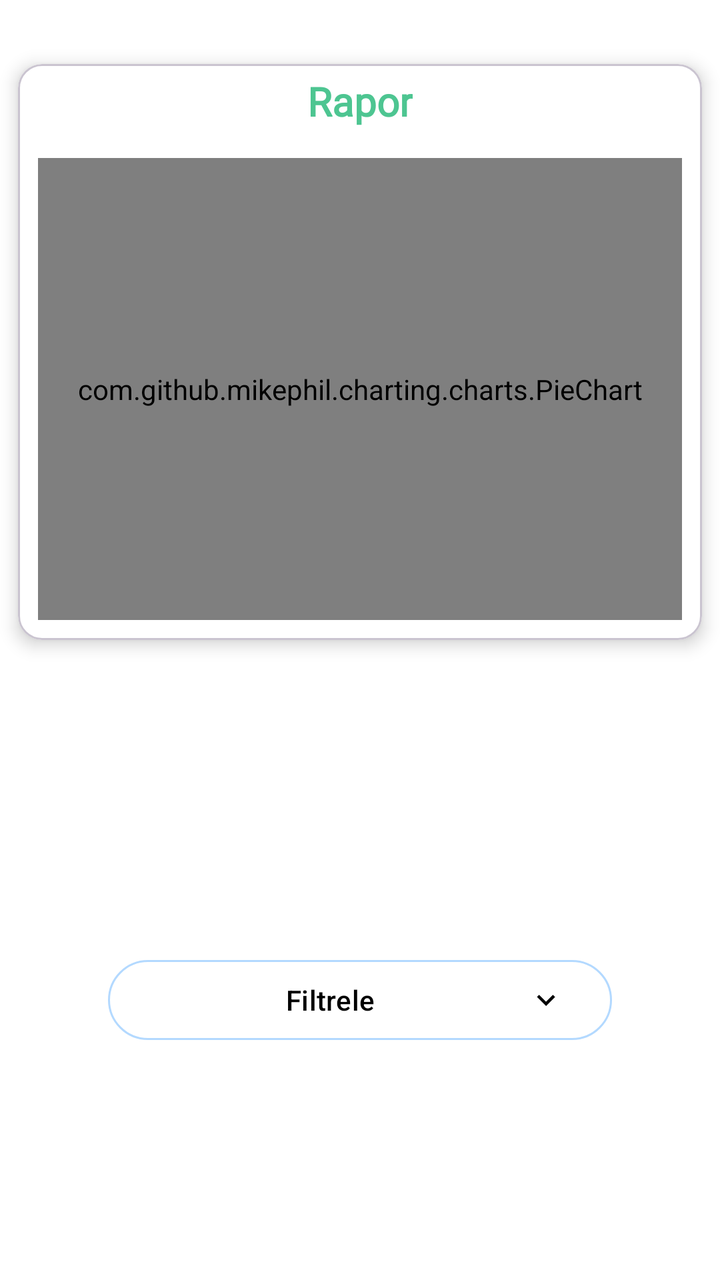
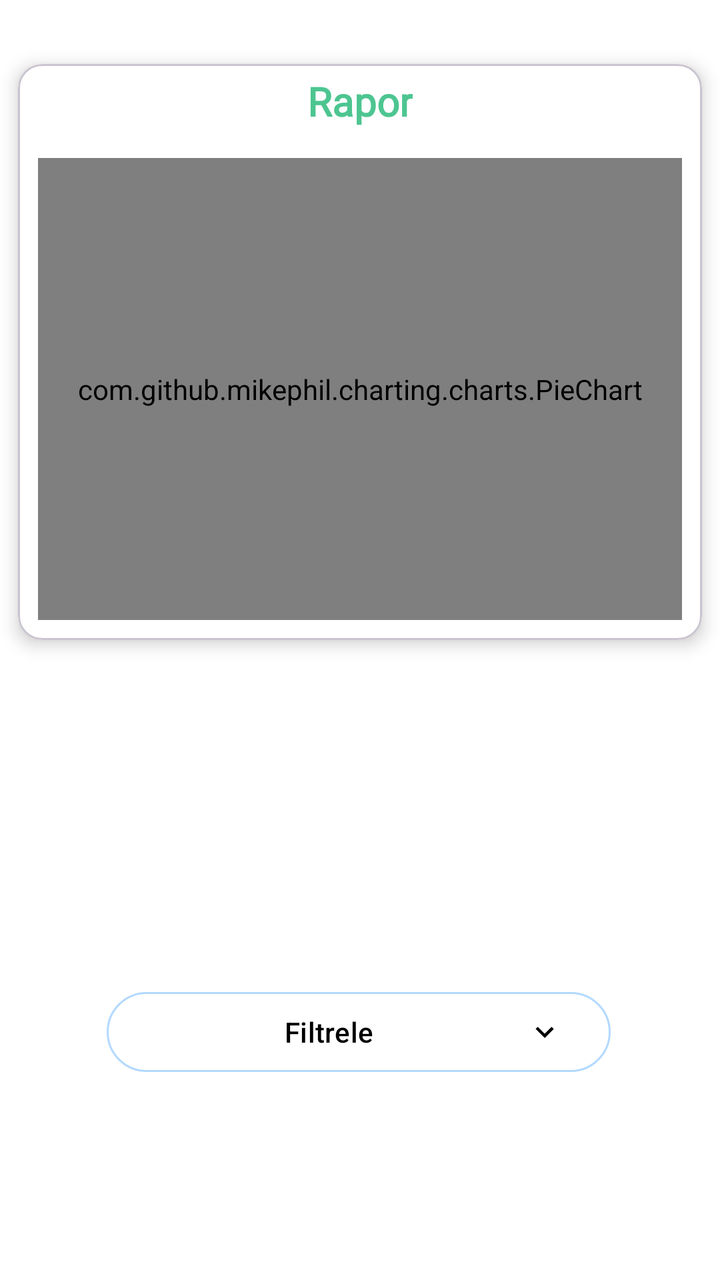

An Android layout rendered at two revisions. The XML below is the earlier revision; the diff shows what the commit changed to produce the second picture.
<!-- AndroidManifest.xml: application theme Theme.DesignExample -->
<!-- res/layout/fragment_birinci.xml -->
<?xml version="1.0" encoding="utf-8"?>
<androidx.constraintlayout.widget.ConstraintLayout xmlns:android="http://schemas.android.com/apk/res/android"
    xmlns:app="http://schemas.android.com/apk/res-auto"
    xmlns:tools="http://schemas.android.com/tools"
    android:layout_width="match_parent"
    android:layout_height="match_parent"
    android:background="@color/white"
    tools:context=".design.birinciFragment">


    <com.google.android.material.card.MaterialCardView
        android:layout_width="0dp"
        android:layout_height="0dp"
        android:layout_marginTop="32dp"
        android:background="@drawable/card_view_gradient"
        android:backgroundTint="@color/white"
        app:cardElevation="5dp"
        app:layout_constraintEnd_toEndOf="parent"
        app:layout_constraintHeight_percent="0.45"
        app:layout_constraintStart_toStartOf="parent"
        app:layout_constraintTop_toTopOf="parent"
        app:layout_constraintWidth_percent="0.95">

        <androidx.constraintlayout.widget.ConstraintLayout
            android:layout_width="match_parent"
            android:layout_height="match_parent">

            <TextView
                android:id="@+id/textView2"
                android:layout_width="wrap_content"
                android:layout_height="wrap_content"
                android:fontFamily="@font/plus_jakarta_sans"
                android:text="Rapor"
                android:textColor="@color/green"
                android:textSize="20sp"
                android:textStyle="bold"
                app:layout_constraintEnd_toEndOf="parent"
                app:layout_constraintStart_toStartOf="parent"
                app:layout_constraintTop_toTopOf="parent"
                android:padding="5dp"/>

            <com.github.mikephil.charting.charts.PieChart
                android:id="@+id/pieChart"
                android:layout_width="match_parent"
                android:layout_height="0dp"
                android:layout_margin="10dp"
                app:layout_constraintBottom_toBottomOf="parent"
                app:layout_constraintEnd_toEndOf="parent"
                app:layout_constraintHorizontal_bias="0.498"
                app:layout_constraintStart_toStartOf="parent"
                app:layout_constraintTop_toBottomOf="@+id/textView2" />

        </androidx.constraintlayout.widget.ConstraintLayout>


    </com.google.android.material.card.MaterialCardView>

    <Button
        android:id="@+id/YilBottomSheetButon"
        style="@style/Widget.Material3.Button.OutlinedButton.Icon"
        android:layout_width="0dp"
        android:layout_height="wrap_content"
        android:layout_marginBottom="116dp"
        android:text="Filtrele"
        android:textColor="@color/black"
        app:icon="@drawable/dropdown_icon"
        app:iconGravity="end"
        app:iconTint="@color/black"
        app:layout_constraintBottom_toBottomOf="parent"
        app:layout_constraintEnd_toEndOf="parent"
        app:layout_constraintStart_toStartOf="parent"
        app:layout_constraintWidth_percent="0.7"
        app:rippleColor="#E9FFBF"
        app:strokeColor="#B3D9FF" />
</androidx.constraintlayout.widget.ConstraintLayout>
<!-- resources referenced by this layout -->
<resources>
  <color name="black">#FF000000</color>
  <color name="green">#4DC591</color>
  <color name="white">#FFFFFFFF</color>
  <!-- drawable card_view_gradient (drawable) -->
  <?xml version="1.0" encoding="utf-8"?>
  <shape xmlns:android="http://schemas.android.com/apk/res/android"
      android:shape="rectangle">
  
      <gradient
          android:startColor="#B3D9FF"
          android:centerColor="#FFFFFF"
          android:endColor="#E9FFBF"
          android:gradientRadius="0dp"
          android:angle="135"
          android:type="linear"
          android:centerX="0.5"
          android:centerY="0.3" />
  
  
  
  
  </shape>
  <!-- drawable dropdown_icon (drawable) -->
  <vector xmlns:android="http://schemas.android.com/apk/res/android" android:height="24dp" android:tint="#9DC778" android:viewportHeight="24" android:viewportWidth="24" android:width="24dp">
        
      <path android:fillColor="@android:color/white" android:pathData="M7.41,8.59L12,13.17l4.59,-4.58L18,10l-6,6 -6,-6 1.41,-1.41z"/>
      
  </vector>
  <style name="Theme.DesignExample" parent="Base.Theme.DesignExample" />
  <style name="Base.Theme.DesignExample" parent="Theme.Material3.DayNight.NoActionBar">
          
          
          <item name="android:statusBarColor">@color/black</item>
      </style>
</resources>

<!-- the commit's change to res/layout/fragment_birinci.xml (unified diff, before → after) -->
@@ -9,6 +9,7 @@
 
 
     <com.google.android.material.card.MaterialCardView
+        android:id="@+id/materialCardView2"
         android:layout_width="0dp"
         android:layout_height="0dp"
         android:layout_marginTop="32dp"
@@ -30,14 +31,14 @@
                 android:layout_width="wrap_content"
                 android:layout_height="wrap_content"
                 android:fontFamily="@font/plus_jakarta_sans"
+                android:padding="5dp"
                 android:text="Rapor"
                 android:textColor="@color/green"
                 android:textSize="20sp"
                 android:textStyle="bold"
                 app:layout_constraintEnd_toEndOf="parent"
                 app:layout_constraintStart_toStartOf="parent"
-                app:layout_constraintTop_toTopOf="parent"
-                android:padding="5dp"/>
+                app:layout_constraintTop_toTopOf="parent" />
 
             <com.github.mikephil.charting.charts.PieChart
                 android:id="@+id/pieChart"
@@ -60,7 +61,7 @@
         style="@style/Widget.Material3.Button.OutlinedButton.Icon"
         android:layout_width="0dp"
         android:layout_height="wrap_content"
-        android:layout_marginBottom="116dp"
+        android:layout_marginBottom="100dp"
         android:text="Filtrele"
         android:textColor="@color/black"
         app:icon="@drawable/dropdown_icon"
@@ -68,8 +69,19 @@
         app:iconTint="@color/black"
         app:layout_constraintBottom_toBottomOf="parent"
         app:layout_constraintEnd_toEndOf="parent"
+        app:layout_constraintHorizontal_bias="0.495"
         app:layout_constraintStart_toStartOf="parent"
         app:layout_constraintWidth_percent="0.7"
         app:rippleColor="#E9FFBF"
         app:strokeColor="#B3D9FF" />
+
+    <androidx.recyclerview.widget.RecyclerView
+        android:id="@+id/RaporRecyclerView"
+        android:layout_width="0dp"
+        android:layout_height="0dp"
+        android:layout_margin="10dp"
+        app:layout_constraintBottom_toTopOf="@+id/YilBottomSheetButon"
+        app:layout_constraintEnd_toEndOf="parent"
+        app:layout_constraintStart_toStartOf="parent"
+        app:layout_constraintTop_toBottomOf="@+id/materialCardView2" />
 </androidx.constraintlayout.widget.ConstraintLayout>
